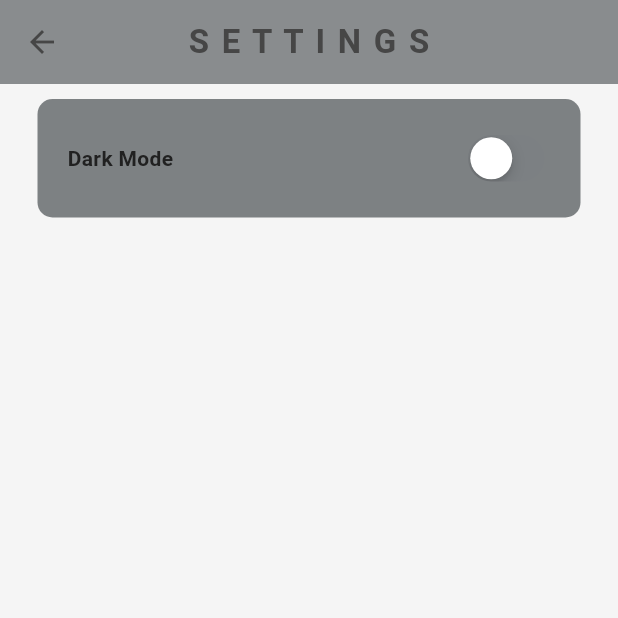
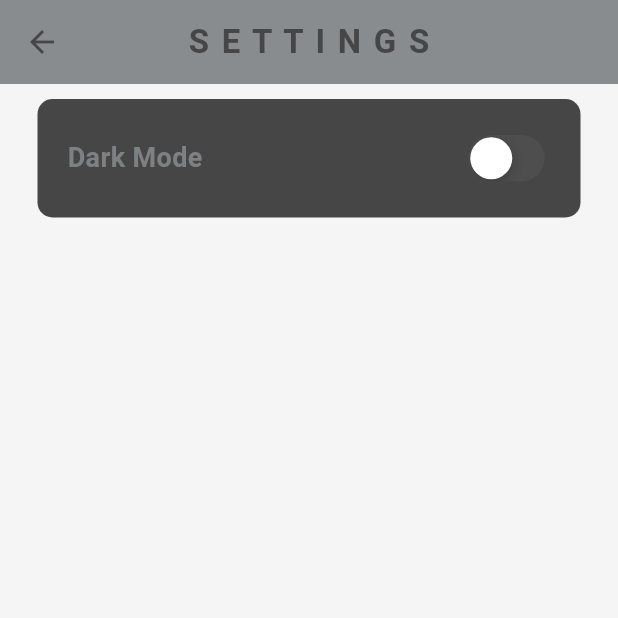
Before and after one commit to Natansh05/food_delivery_app, a Flutter app: the SettingsPage screen opened directly, on a phone screen of 412 x 824 dp, the top half of it. Run offline on Flutter 3.47's test engine with Material 3 defaults, Android fonts, the light colour scheme and no system bars; our stand-ins replace cached_network_image, firebase_core, flutter_dotenv, supabase_flutter, timezone; accounts and stored records are empty; network calls fail.

Commit message:
I am Done

```diff
--- a/lib/main.dart
+++ b/lib/main.dart
@@ -12,7 +12,6 @@ import 'package:timezone/data/latest.dart' as tz;
 Future<void> main() async{
   WidgetsFlutterBinding.ensureInitialized();
   await dotenv.load();
-  await Firebase.initializeApp();
   tz.initializeTimeZones();
   await Supabase.initialize(
     url: dotenv.env['SUPABASE_URL']!,
--- a/lib/src/pages/delivery_page.dart
+++ b/lib/src/pages/delivery_page.dart
@@ -168,6 +168,8 @@ class _DeliveryPageState extends State<DeliveryPage> {
             style: TextStyle(
               fontSize: 16,
               color: theme.colorScheme.onSurface,
+              fontWeight: FontWeight.bold,
+              letterSpacing: 1.5,
             ),
           ),
           Text(
--- a/lib/src/pages/settings_page.dart
+++ b/lib/src/pages/settings_page.dart
@@ -10,10 +10,11 @@ class SettingsPage extends StatelessWidget {
   Widget build(BuildContext context) {
     return Scaffold(
       appBar: AppBar(
-        title: const Text('S E T T I N G S',
+        title: Text('S E T T I N G S',
           style: TextStyle(
             fontWeight: FontWeight.bold,
             letterSpacing: 1.5,
+            color: Theme.of(context).colorScheme.onSurface,
           ),
         ),
         centerTitle: true,
@@ -29,7 +30,7 @@ class SettingsPage extends StatelessWidget {
             padding: EdgeInsets.all(20.0),
             margin: EdgeInsets.only(left: 25.0, top: 10.0, right: 25.0),
             decoration: BoxDecoration(
-              color: Theme.of(context).colorScheme.secondary,
+              color: Theme.of(context).colorScheme.onSurface,
               borderRadius: BorderRadius.circular(10.0),
             ),
             child: Row(
@@ -39,7 +40,8 @@ class SettingsPage extends StatelessWidget {
                 Text("Dark Mode ",
                 style: TextStyle(
                   fontWeight: FontWeight.bold,
-                  color: Theme.of(context).colorScheme.inversePrimary,
+                  fontSize: 18.0,
+                  color: Theme.of(context).colorScheme.secondary,
                 ),),
                 CupertinoSwitch(
                     value: Provider.of<ThemeProvider>(context,listen: true).isDarkMode,
--- a/lib/src/themes/dark_mode.dart
+++ b/lib/src/themes/dark_mode.dart
@@ -12,33 +12,13 @@ final ThemeData darkMode = ThemeData(
   useMaterial3: true,
   brightness: Brightness.dark,
 
-  scaffoldBackgroundColor: palette[4], // Use darkest as background
-
-  appBarTheme: AppBarTheme(
-    backgroundColor: palette[3],
-    foregroundColor: palette[0], // Text/icon color on AppBar
-    elevation: 0,
-  ),
-
   colorScheme: ColorScheme.dark(
-    primary: palette[1],         // Main interactive color
-    onPrimary: palette[0],       // Text/icon on primary
-    secondary: palette[2],       // Accent color
-    onSecondary: palette[0],     // Text/icon on secondary
-    surface: palette[3],         // Used for cards/sheets
-    onSurface: palette[0],       // Text/icon on surface
-  ),
-
-  cardTheme: CardTheme(
-    color: palette[3],
-    shape: RoundedRectangleBorder(
-      borderRadius: BorderRadius.circular(16),
-    ),
-  ),
-
-  textTheme: const TextTheme(
-    bodyLarge: TextStyle(color: Colors.white),
-    bodyMedium: TextStyle(color: Color(0xFFB0BEC5)), // subtle white
-    titleLarge: TextStyle(fontWeight: FontWeight.bold),
+    surface: Color.fromRGBO(35, 35, 35, 1),
+    primary:  Color.fromARGB(255, 214, 214, 213),
+    secondary: Color.fromARGB(255, 112, 112, 112),
+    onPrimary: Color.fromARGB(255, 255, 255, 255),
+    onSurface: Color.fromARGB(255, 152, 152, 152),
+    onSecondary: const Color.fromARGB(255, 48, 48, 48),
+    onTertiary: const Color.fromARGB(255, 231, 231, 231)
   ),
 );
--- a/lib/src/themes/light_mode.dart
+++ b/lib/src/themes/light_mode.dart
@@ -10,6 +10,8 @@ final ThemeData lightMode = ThemeData(
     secondary: Color.fromARGB(255, 125, 129, 131),
     onPrimary: Color(0xFF212121),
     onSurface: Color.fromARGB(255, 70, 70, 70),
+    onSecondary: Colors.white,
+    onTertiary: Color(0xFF212121),
   ),
 
 );
--- a/pubspec.yaml
+++ b/pubspec.yaml
@@ -38,9 +38,6 @@ dependencies:
   provider: ^6.1.2
   collection: ^1.18.0
   intl: ^0.19.0
-  firebase_core: ^3.0.0
-  firebase_auth: ^5.0.0
-  cloud_firestore: ^5.0.0
   random_string: ^2.3.1
   pay: ^3.2.1
   supabase_flutter: ^2.9.0
```
Also changed, not shown: lib/Services/auth/auth_gate.dart (+20 -3 lines), lib/src/common widgets/cart_page_footer.dart (+14 -3 lines), lib/src/models/order_item.dart (+0 -18 lines), lib/src/pages/cart_page.dart (+7 -1 lines), lib/src/pages/past_orders.dart (+6 -1 lines), firebase.json (deleted), pubspec.lock, 3 other files.
